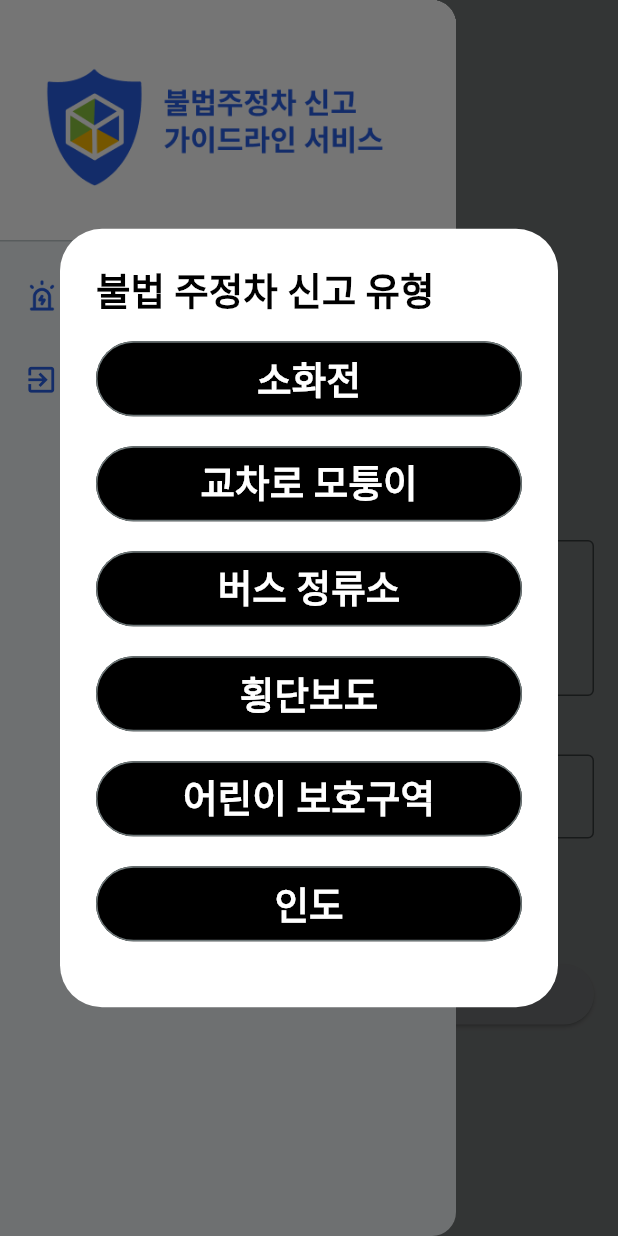
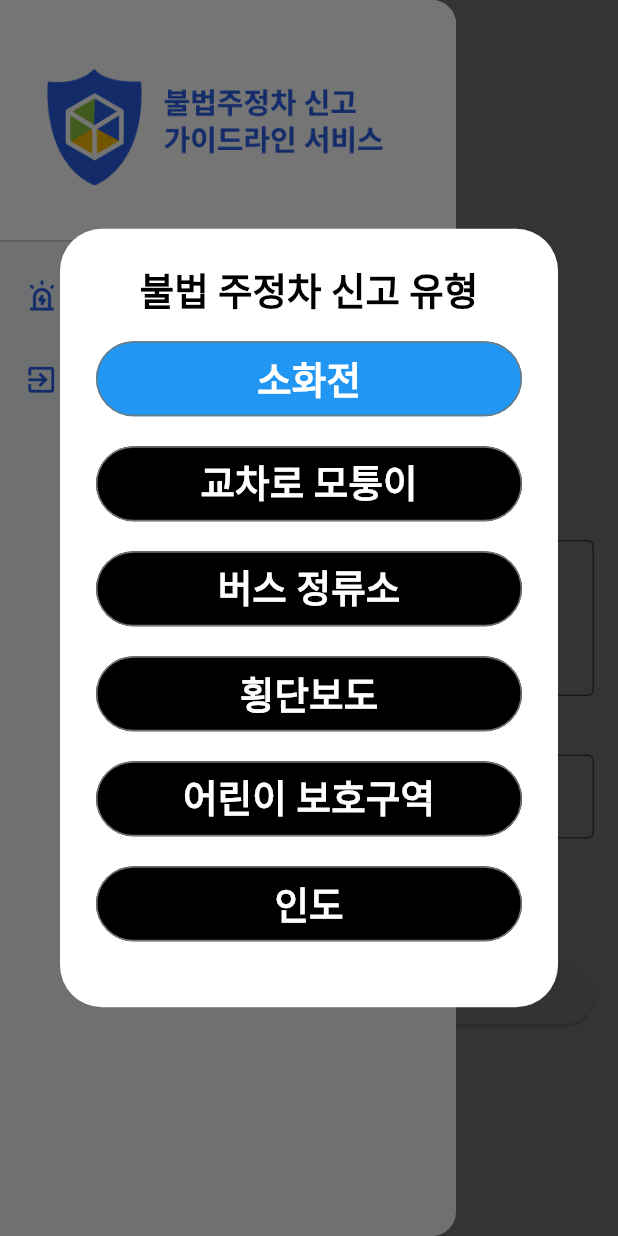
Before and after one commit to kimmyoungji/2024_inisw4_Illegal-parking-reporting-guideline-service_app, a Flutter app: the ReportForm screen opened directly, in the side drawer, after a tap on "신고 유형 선택하기", on a phone screen of 412 x 824 dp. Run offline on Flutter 3.47's test engine with Material 3 defaults, Android fonts, the phone set to English and light mode, and no system bars; our stand-ins replace camera, fluttertoast; missing offline and left inert: external_path, media_scanner.

Commit message:
Feature: 전역변수 설정, 다이알로그 연결

```diff
--- a/safety_report_guideline_service/lib/CommonWidget/MainScaffold.dart
+++ b/safety_report_guideline_service/lib/CommonWidget/MainScaffold.dart
@@ -1,7 +1,7 @@
 import 'dart:io';
 import 'package:flutter/material.dart';
 import 'package:flutter/services.dart';
-
+import '../ReportTypeDialog/ReportTypeDialog.dart';
 class MainScaffold extends StatefulWidget {
   final Widget child;
   final String title;
@@ -26,57 +26,66 @@ class _MainScaffoldState extends State<MainScaffold> {
     }
   }
 
-  Future<dynamic> _showdial(BuildContext context){
+  Future<dynamic> _showdial(BuildContext context) {
     return showDialog(
         barrierDismissible: true, //바깥 영역 터치시 닫을지 여부 결정
         context: context,
-        builder: (context){
-          List<String> buttonLabels = ['소화전', '교차로 모퉁이', '버스 정류소', '횡단보도', '어린이 보호구역', '인도'];
-
-          return AlertDialog(
-            backgroundColor: Colors.white,
-            alignment: Alignment.center,
-            title: Text(
-              "불법 주정차 신고 유형",
-              style: TextStyle(
-                fontSize: 25,
-                fontWeight: FontWeight.bold,
-                color: Colors.black,
-              ),
-            ), // 다이얼로그 제목
-            content: Column(
-                mainAxisSize: MainAxisSize.min,
-                children: List.generate(buttonLabels.length, (index){
-                  return Column(
-                    children:  [
-                      OutlinedButton(
-                        style: OutlinedButton.styleFrom(
-                            backgroundColor: Colors.black,
-                            minimumSize: Size(300, 50)
-                        ),
-                        onPressed: () {
-                          print('${buttonLabels[index]} 버튼 클릭됨');
-                        },
-                        child: Text(
-                            buttonLabels[index],
-                            style: TextStyle(
-                                fontSize: 25,
-                                fontWeight: FontWeight.bold,
-                                color: Colors.white
-                            )
-                        ),
-                      ),
-                      SizedBox(height: 20),
-                    ],
-                  );
-                })
-            ),// 다이얼로그 본문 내용
-
-            // actions. 사용자와 상호작용할 수 있도록 하는 역할
-          );
+        builder: (context) {
+          return Dial();
         }
     );
   }
+  // Future<dynamic> _showdial(BuildContext context){
+  //   return showDialog(
+  //       barrierDismissible: true, //바깥 영역 터치시 닫을지 여부 결정
+  //       context: context,
+  //       builder: (context){
+  //         List<String> buttonLabels = ['소화전', '교차로 모퉁이', '버스 정류소', '횡단보도', '어린이 보호구역', '인도'];
+  //
+  //         return AlertDialog(
+  //           backgroundColor: Colors.white,
+  //           alignment: Alignment.center,
+  //           title: Text(
+  //             "불법 주정차 신고 유형",
+  //             style: TextStyle(
+  //               fontSize: 25,
+  //               fontWeight: FontWeight.bold,
+  //               color: Colors.black,
+  //             ),
+  //           ), // 다이얼로그 제목
+  //           content: Column(
+  //               mainAxisSize: MainAxisSize.min,
+  //               children: List.generate(buttonLabels.length, (index){
+  //                 return Column(
+  //                   children:  [
+  //                     OutlinedButton(
+  //                       style: OutlinedButton.styleFrom(
+  //                           backgroundColor: Colors.black,
+  //                           minimumSize: Size(300, 50)
+  //                       ),
+  //                       onPressed: () {
+  //                         print('${buttonLabels[index]} 버튼 클릭됨');
+  //                       },
+  //                       child: Text(
+  //                           buttonLabels[index],
+  //                           style: TextStyle(
+  //                               fontSize: 25,
+  //                               fontWeight: FontWeight.bold,
+  //                               color: Colors.white
+  //                           )
+  //                       ),
+  //                     ),
+  //                     SizedBox(height: 20),
+  //                   ],
+  //                 );
+  //               })
+  //           ),// 다이얼로그 본문 내용
+  //
+  //           // actions. 사용자와 상호작용할 수 있도록 하는 역할
+  //         );
+  //       }
+  //   );
+  // }
 
   @override
   Widget build(BuildContext context) {
--- /dev/null
+++ b/safety_report_guideline_service/lib/ManageProvider.dart
@@ -0,0 +1,59 @@
+import 'package:flutter/material.dart';
+// late TestProv _TestProv;
+// 위젯 안에
+// _TestProv = Provider.of<TestProv>(context);
+// _TestProv.change_report_type(buttonLabels[index]);
+// result = _TestProv.report_type.toString();
+
+
+class Prov extends ChangeNotifier {
+  // 신고 유형: _report_type
+  String _report_type = '소화전'; // 나중에 바꿔
+  String get report_type => _report_type; // 나중에 바꿀 거
+
+  change_report_type(String rt) {
+    _report_type = rt;
+    notifyListeners();
+    print('${_report_type}으로 변경됨');
+  }
+
+  // 차량번호: _car_num
+  String _car_num = '51가3593';
+
+  String get car_num => _car_num;
+
+  change_car_num(String cn) {
+    _car_num = cn;
+    notifyListeners();
+    print('${car_num}으로 변경됨');
+  }
+
+  // 휴대전화: _phone_num
+  String _phone_num = '010-9411-7238';
+
+  String get phone_num => _phone_num;
+
+  change_phone_num(String pn) {
+    _phone_num = pn;
+    notifyListeners();
+    print('${_phone_num}으로 변경됨');
+  }
+
+  // 진행 상태: 0(신고 전), 1(신고 완)
+  int report_state = 0;
+
+  check_state() {
+    if (report_state == 1) {
+
+    }
+  }
+}
+
+// Image img1 = Image(image: image);
+// Image(image: image);
+// // 내용: _report_content
+// String _report_content = '${_report_type}신고합니다. 차량 번호 ${_car_num}입니다.';
+// String get report_content = _report_content;
+
+
+// 찍힌 이미지: _picture
--- a/safety_report_guideline_service/lib/ReportTypeDialog/ReportTypeDialog.dart
+++ b/safety_report_guideline_service/lib/ReportTypeDialog/ReportTypeDialog.dart
@@ -1,20 +1,33 @@
+import 'package:flutter/material.dart';
+import 'package:provider/provider.dart';
+import '../ManageProvider.dart';
+import 'package:fluttertoast/fluttertoast.dart';
 
-import 'dart:ui';
-import 'package:flutter/cupertino.dart';
-import 'package:flutter/material.dart';
+class Dial extends StatefulWidget {
+  @override
+  _DialState createState() => _DialState();
+}
 
-Future<dynamic> _showdial(BuildContext context){
-  return showDialog(
-      barrierDismissible: true, //바깥 영역 터치시 닫을지 여부 결정
-      context: context,
-      builder: (context){
-        List<String> buttonLabels = ['소화전', '교차로 모퉁이', '버스 정류소', '횡단보도', '어린이 보호구역', '인도'];
 
+class _DialState extends State<Dial>{
+  late Prov _prov;
+  @override
+  Widget build(BuildContext context){
+    _prov = Provider.of<Prov>(context);
+    List<String> buttonLabels = [
+      '소화전',
+      '교차로 모퉁이',
+      '버스 정류소',
+      '횡단보도',
+      '어린이 보호구역',
+      '인도'
+    ];
     return AlertDialog(
       backgroundColor: Colors.white,
       alignment: Alignment.center,
       title: Text(
         "불법 주정차 신고 유형",
+        textAlign: TextAlign.center,
         style: TextStyle(
           fontSize: 25,
           fontWeight: FontWeight.bold,
@@ -23,16 +36,29 @@ Future<dynamic> _showdial(BuildContext context){
       ), // 다이얼로그 제목
       content: Column(
           mainAxisSize: MainAxisSize.min,
-              children: List.generate(buttonLabels.length, (index){
+          children: List.generate(buttonLabels.length, (index) {
             return Column(
-                  children:  [
+              children: [
                 OutlinedButton(
                   style: OutlinedButton.styleFrom(
-                          backgroundColor: Colors.black,
+
+                      backgroundColor: _prov.report_type.toString()== buttonLabels[index]
+                          ? Colors.blue
+                          : Colors.black,
                       minimumSize: Size(300, 50)
                   ),
                   onPressed: () {
-                        print('${buttonLabels[index]} 버튼 클릭됨');
+                    _prov.change_report_type(buttonLabels[index]);
+                    Navigator.of(context).pop();
+                    Fluttertoast.showToast(
+                      msg: '${_prov.report_type.toString()} 변경 완료',
+                      gravity: ToastGravity.BOTTOM,
+                      fontSize: 20,
+                      backgroundColor: Colors.grey,
+                      textColor: Colors.black,
+                      toastLength: Toast.LENGTH_SHORT,
+                    );
+                    //print('${buttonLabels[index]} 버튼 클릭됨');
                   },
                   child: Text(
                       buttonLabels[index],
@@ -47,10 +73,7 @@ Future<dynamic> _showdial(BuildContext context){
               ],
             );
           })
-          ),// 다이얼로그 본문 내용
-
-          // actions. 사용자와 상호작용할 수 있도록 하는 역할
+      ), // 다이얼로그 본문 내용
     );
   }
-  );
 }
--- a/safety_report_guideline_service/pubspec.yaml
+++ b/safety_report_guideline_service/pubspec.yaml
@@ -34,11 +34,13 @@ dependencies:
   gap: ^3.0.1
   external_path: ^1.0.3
   media_scanner: ^2.1.0
+  provider: ^6.1.2
 
 
   # The following adds the Cupertino Icons font to your application.
   # Use with the CupertinoIcons class for iOS style icons.
   cupertino_icons: ^1.0.6
+  fluttertoast: ^8.0.8
 
 dev_dependencies:
   flutter_test:
```
Also changed, not shown: safety_report_guideline_service/lib/CameraPage/CameraPage.dart (+26 -0 lines), safety_report_guideline_service/lib/CompletedForm/CompletedForm.dart (+126 -36 lines), safety_report_guideline_service/lib/main.dart (+8 -1 lines), safety_report_guideline_service/pubspec.lock. Lines whose indentation alone changed are shown as unchanged.
